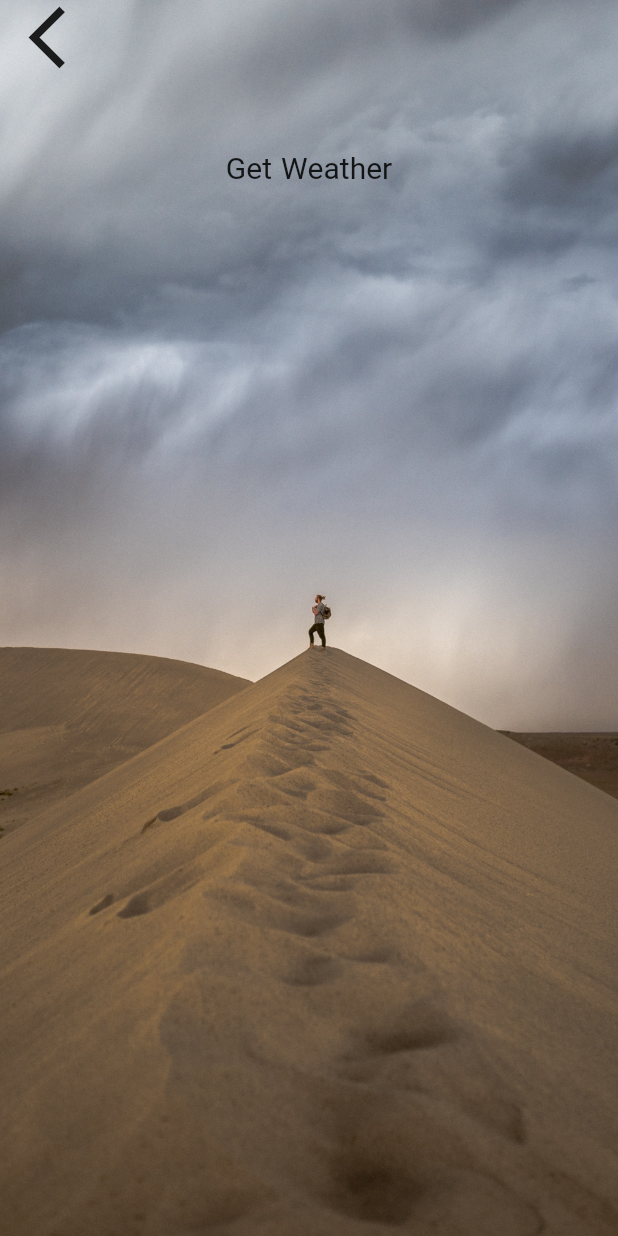
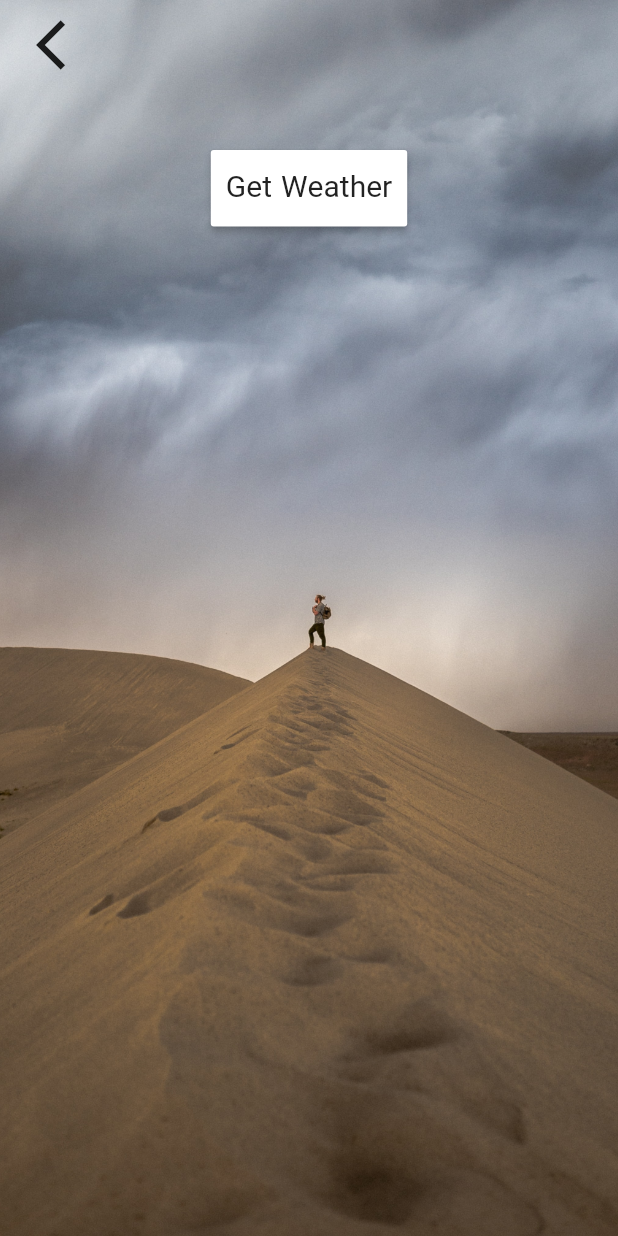
Before and after one commit to benyaminbeyzaie/flutter_weather_app, a Flutter app: the CityScreen screen opened directly, on a phone screen of 412 x 824 dp. Run offline on Flutter 3.47's test engine with Material 2 defaults, Android fonts, the phone set to English and light mode, and no system bars; our stand-ins replace flutter_spinkit; network calls fail.

Commit message:
edit styles and add get to city page button

```diff
--- a/lib/screens/city_screen.dart
+++ b/lib/screens/city_screen.dart
@@ -24,10 +24,13 @@ class _CityScreenState extends State<CityScreen> {
               Align(
                 alignment: Alignment.topLeft,
                 child: FlatButton(
-                  onPressed: () {},
+                  padding: EdgeInsets.symmetric(vertical: 10),
+                  onPressed: () {
+                    Navigator.pop(context);
+                  },
                   child: Icon(
                     Icons.arrow_back_ios,
-                    size: 50.0,
+                    size: 40.0,
                   ),
                 ),
               ),
@@ -35,7 +38,9 @@ class _CityScreenState extends State<CityScreen> {
                 padding: EdgeInsets.all(20.0),
                 child: null,
               ),
-              FlatButton(
+              MaterialButton(
+                color: Colors.white,
+                padding: EdgeInsets.all(10),
                 onPressed: () {},
                 child: Text(
                   'Get Weather',
```
